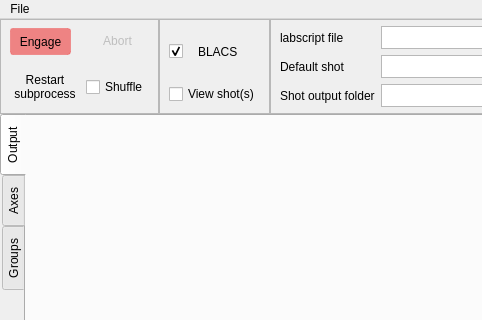
The window that runmanager/main.ui (ispielma/runmanager) describes before a commit, drawn with Qt 5; both pictures show x 0 to 482 and y 0 to 320 of the 1000 by 650 pixel window.
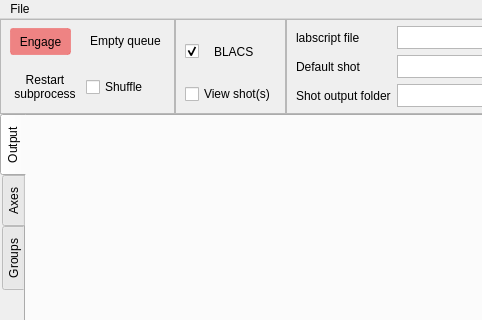
The same window after the commit. Icons and pictures are not drawn. Custom widgets are drawn as their Qt base class.

Commit message: Queue a batch's rows when it is submitted, and empty the queue in Abort's place

What changed in the file:
```diff
--- a/runmanager/main.ui
+++ b/runmanager/main.ui
@@ -123,9 +123,6 @@
          </property>
          <item row="0" column="1">
           <widget class="QPushButton" name="pushButton_abort">
-           <property name="enabled">
-            <bool>false</bool>
-           </property>
            <property name="focusPolicy">
             <enum>Qt::NoFocus</enum>
            </property>
@@ -134,7 +131,7 @@
  To interrupt a compilation mid-shot, use the 'Restart subprocess' button</string>
            </property>
            <property name="text">
-            <string>Abort</string>
+            <string>Empty queue</string>
            </property>
            <property name="icon">
             <iconset>
```
Left out of the diff: 4 changed lines with no effect on the pictures. The commit also changes 7 other files.
